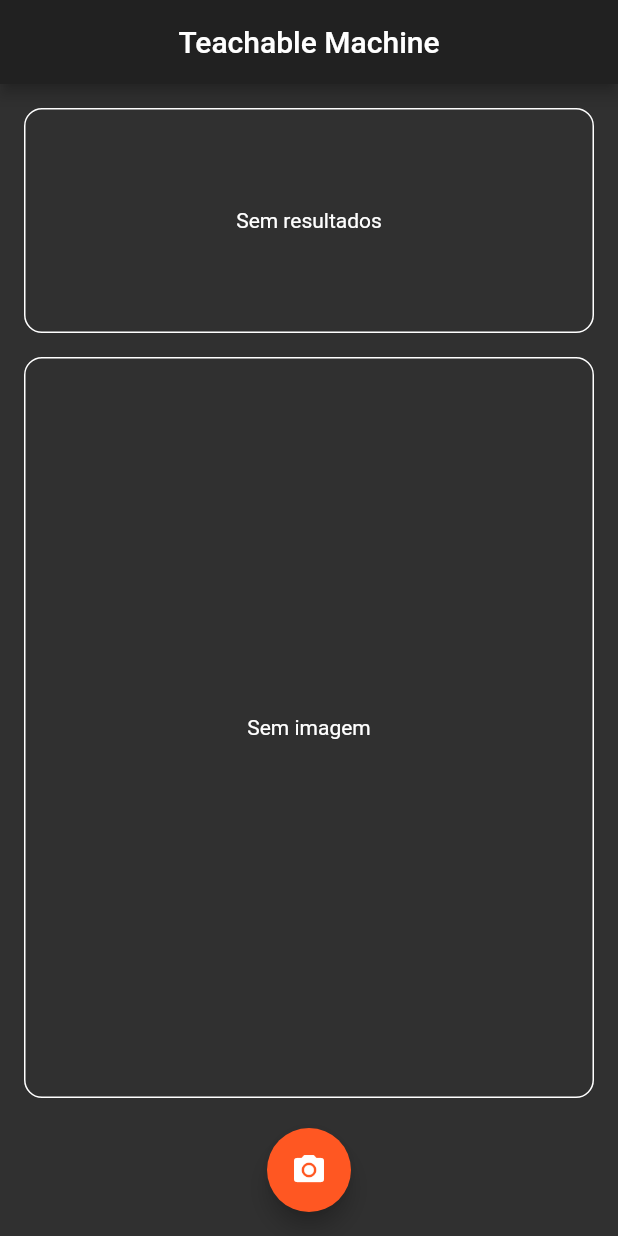
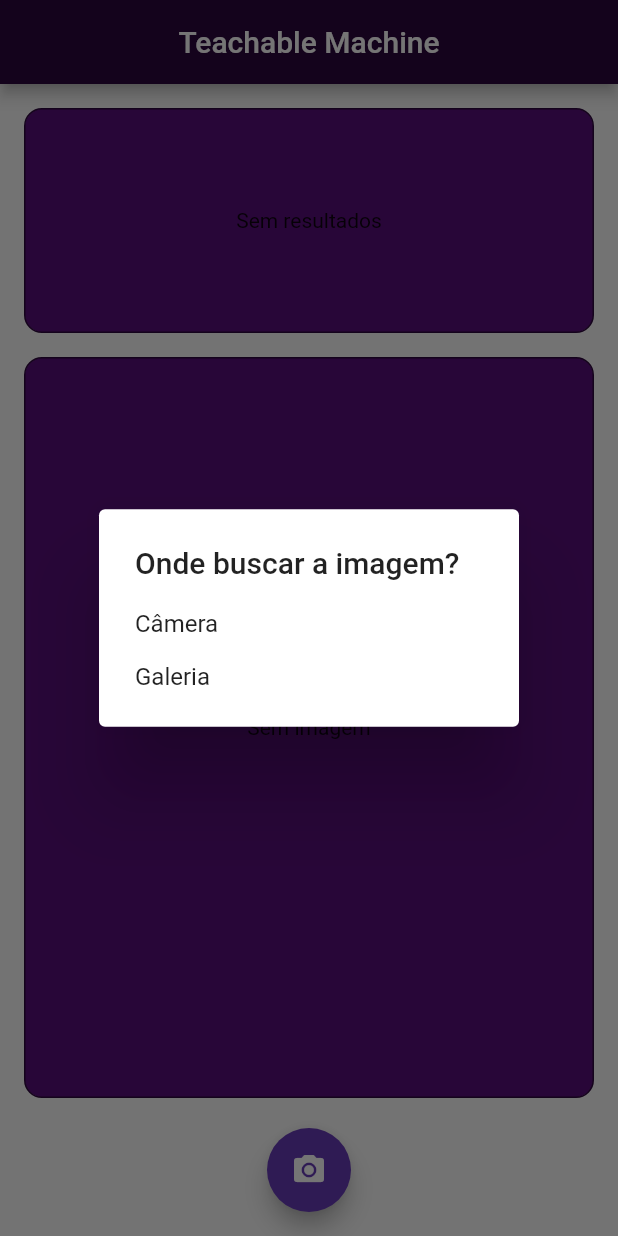
Before and after one commit to Guilherme-Andreoti/Teachable-Machine-Flutter, a Flutter app: the screen it shows after launch, after a tap on the "photo camera" icon, on a phone screen of 412 x 824 dp. Run offline on Flutter 3.47's test engine with Material 2 defaults, Android fonts, the phone set to English and light mode, and no system bars; our stand-ins replace image_picker, percent_indicator; missing offline and left inert: tflite.

Commit message:
Tema alterado + bugs corrigidos

```diff
--- /dev/null
+++ b/assets/labels_.txt
@@ -0,0 +1,2 @@
+0 Dogs
+1 Cats
--- a/lib/main.dart
+++ b/lib/main.dart
@@ -13,7 +13,7 @@ class MyApp extends StatelessWidget {
 
     return MaterialApp(
       debugShowCheckedModeBanner: false,
-      title: 'TFLite (Cat or Dog)',
+      title: 'Person Recognizer',
       theme: _buildTheme(),
       home: HomePage(),
     );
@@ -21,10 +21,10 @@ class MyApp extends StatelessWidget {
 
   _buildTheme() {
     return ThemeData(
-      brightness: Brightness.dark,
+      brightness: Brightness.light,
       primaryColor: Color(0xFF212121),
-      accentColor: Colors.deepOrange,
-      primarySwatch: Colors.deepOrange,
+      accentColor: Colors.deepPurple,
+      primarySwatch: Colors.deepPurple,
     );
   }
 }
--- a/lib/pages/home_page.dart
+++ b/lib/pages/home_page.dart
@@ -33,6 +33,7 @@ class _HomePageState extends State<HomePage> {
       appBar: AppBar(
         centerTitle: true,
         title: Text('Teachable Machine'),
+        backgroundColor: Color.fromRGBO(44, 6, 60, 1),
       ),
       floatingActionButton: FloatingActionButton(
         child: Icon(Icons.photo_camera),
@@ -60,10 +61,11 @@ class _HomePageState extends State<HomePage> {
           padding: EdgeInsets.all(8.0),
           decoration: BoxDecoration(
             border: Border.all(
-              color: Colors.white,
+              color:Color.fromRGBO(44, 6, 60, 1),
               width: 1,
             ),
             borderRadius: BorderRadius.circular(12),
+            color: Color.fromRGBO(88, 12, 121, 1),
           ),
           child: Center(
             child: _image == null
@@ -79,7 +81,20 @@ class _HomePageState extends State<HomePage> {
   }
 
   _pickImage() async {
-    final image = await CameraHelper.pickImage();
+   BuildContext dialogContext;
+    return showDialog(
+        context: context,
+        builder: (BuildContext context) {
+          return AlertDialog(
+              title: Text("Onde buscar a imagem?"),
+              content: SingleChildScrollView(
+                child: ListBody(
+                  children: <Widget>[
+                    GestureDetector(
+                      child: Text("Câmera"),
+                      onTap: () async {
+                        Navigator.pop(context, true);
+                        final image = await CameraHelper.pickImageFCamera();
                             if (image == null) {
                           return null;
                         }
@@ -90,6 +105,32 @@ class _HomePageState extends State<HomePage> {
                           _image = image;
                           _outputs = outputs;
                         });
+                      },
+                    ),
+                    Padding(padding: EdgeInsets.all(8.0)),
+                    GestureDetector(
+                      child: Text("Galeria"),
+                      onTap: () async {
+                        Navigator.pop(context, true);
+                        final image = await CameraHelper.pickImageFGallery();
+                            if (image == null) {
+                          return null;
+                        }
+
+                        final outputs = await TFLiteHelper.classifyImage(image);
+
+                        setState(() {
+                          _image = image;
+                          _outputs = outputs;
+                        });
+                      },
+                    )
+                  ],
+                ),
+              ));
+        });
+
+        ;
   }
 
   _buildResult() {
@@ -99,9 +140,10 @@ class _HomePageState extends State<HomePage> {
         height: 150.0,
         decoration: BoxDecoration(
           border: Border.all(
-            color: Colors.white,
+            color:Color.fromRGBO(44, 6, 60, 1),
             width: 1,
           ),
+          color: Color.fromRGBO(88, 12, 121, 1),
           borderRadius: BorderRadius.circular(12),
         ),
         child: _buildResultList(),
--- a/pubspec.yaml
+++ b/pubspec.yaml
@@ -20,7 +20,7 @@ dependencies:
   flutter:
     sdk: flutter
   tflite: ^1.0.6
-  image_picker: ^0.6.7+1
+  image_picker: ^0.6.7+4
 
 
 
```
Also changed, not shown: lib/helpers/camera_helper.dart (+17 -2 lines), pubspec.lock, 1 other file. Lines whose indentation alone changed are shown as unchanged.
